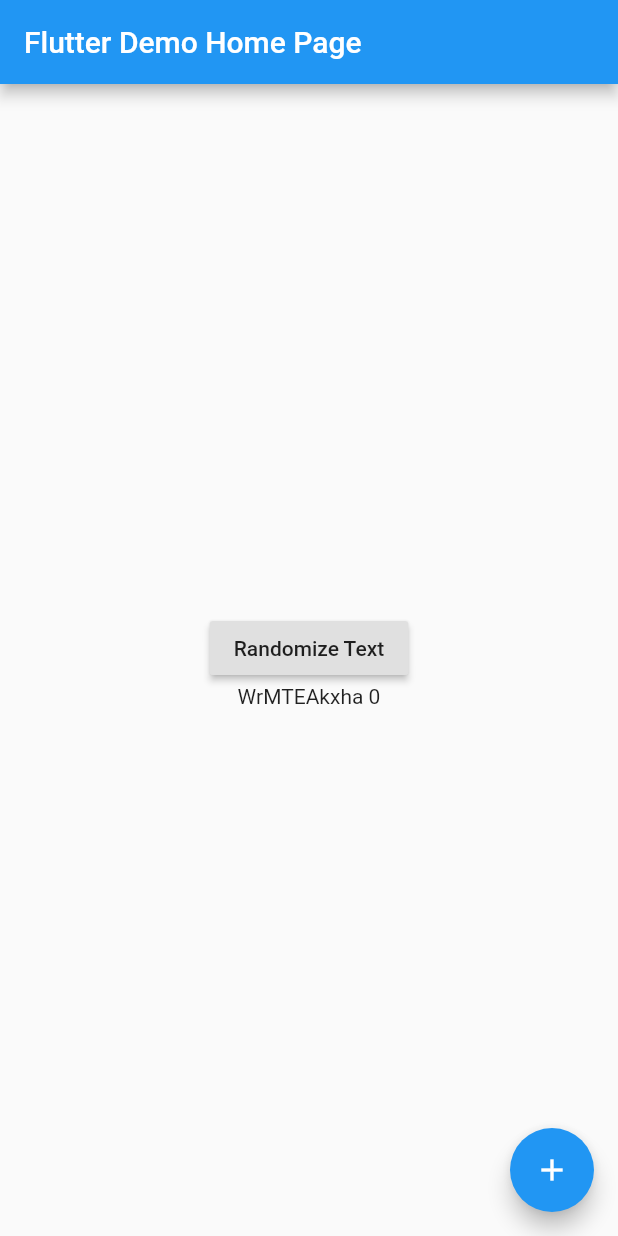
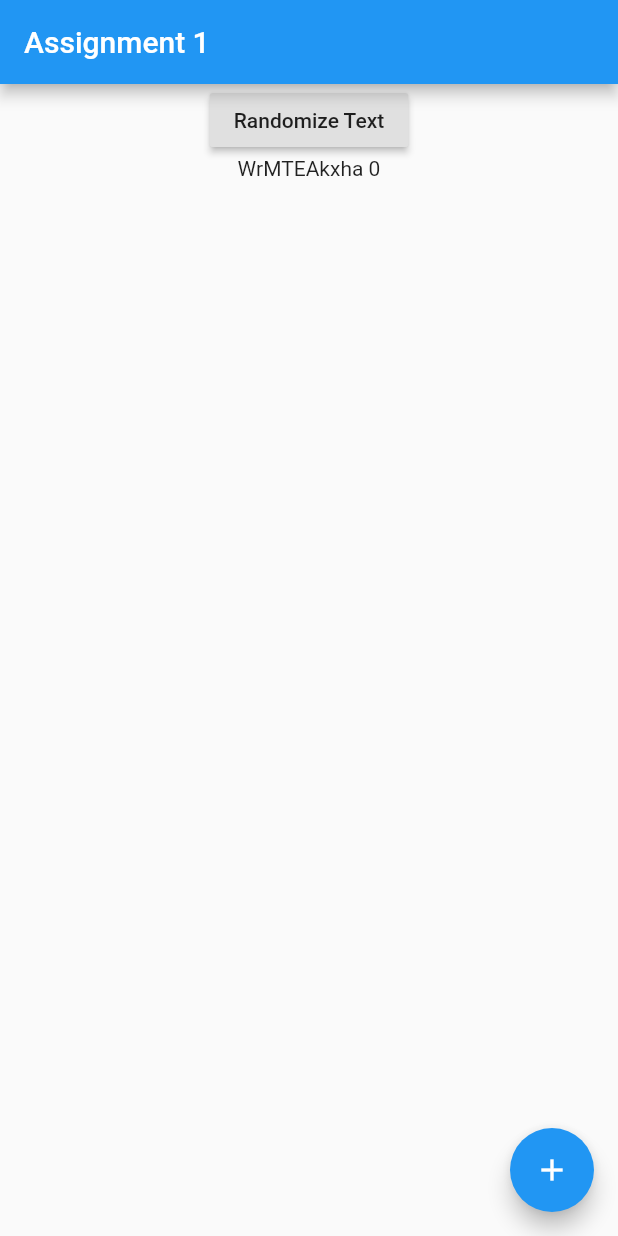
Before and after one commit to kokuraxc/flutter_assignment, a Flutter app: the MyHomePage screen opened directly, after a tap on "Randomize Text", on a phone screen of 412 x 824 dp. Run offline on Flutter 3.47's test engine with Material 2 defaults, Android fonts, the phone set to English and light mode, and no system bars; our stand-ins replace random_string.

Commit message:
seperate the widgets into different files

```diff
--- /dev/null
+++ b/lib/ButtonWidget.dart
@@ -0,0 +1,34 @@
+import 'package:flutter/material.dart';
+import 'package:random_string/random_string.dart';
+import './LabelDisplay.dart';
+
+class TextControl extends StatefulWidget {
+  int _counter = 0;
+  TextControl(this._counter);
+  @override
+  State<StatefulWidget> createState() {
+    return _TextControlState();
+  }
+}
+
+class _TextControlState extends State<TextControl> {
+  String _displayText = '';
+
+  @override
+  Widget build(BuildContext context) {
+    return Column(children: [
+      RaisedButton(
+        onPressed: _randomizeText,
+        child: Text('Randomize Text'),
+      ),
+      LabelDisplay(_displayText + ' ' + widget._counter.toString()),
+    ]);
+    ;
+  }
+
+  void _randomizeText() {
+    setState(() {
+      _displayText = randomAlpha(10);
+    });
+  }
+}
--- /dev/null
+++ b/lib/LabelDisplay.dart
@@ -0,0 +1,12 @@
+import 'package:flutter/material.dart';
+
+class LabelDisplay extends StatelessWidget{
+  final String _text;
+
+  LabelDisplay(this._text);
+
+  @override
+  Widget build(BuildContext context) {
+    return Text(_text);
+  }
+}
--- a/lib/main.dart
+++ b/lib/main.dart
@@ -1,5 +1,5 @@
 import 'package:flutter/material.dart';
-import 'package:random_string/random_string.dart';
+import './ButtonWidget.dart';
 
 void main() => runApp(MyApp());
 
@@ -12,7 +12,7 @@ class MyApp extends StatelessWidget {
       theme: ThemeData(
         primarySwatch: Colors.blue,
       ),
-      home: MyHomePage(title: 'Flutter Demo Home Page'),
+      home: MyHomePage(title: 'Assignment 1'),
     );
   }
 }
@@ -28,7 +28,6 @@ class MyHomePage extends StatefulWidget {
 
 class _MyHomePageState extends State<MyHomePage> {
   int _counter = 0;
-  String _displayText = '';
 
   void _incrementCounter() {
     setState(() {
@@ -43,15 +42,8 @@ class _MyHomePageState extends State<MyHomePage> {
         title: Text(widget.title),
       ),
       body: Center(
-        child: Column(
-          mainAxisAlignment: MainAxisAlignment.center,
-          children: <Widget>[
-            RaisedButton(
-              onPressed: _randomizeText,
-              child: Text('Randomize Text'),
-            ),
-            Text(_displayText + ' ' + _counter.toString()),
-          ],
+        child: Center(
+          child: TextControl(_counter),
         ),
       ),
       floatingActionButton: FloatingActionButton(
@@ -61,10 +53,4 @@ class _MyHomePageState extends State<MyHomePage> {
       ), // This trailing comma makes auto-formatting nicer for build methods.
     );
   }
-
-  void _randomizeText() {
-    setState(() {
-      _displayText = randomAlpha(10);
-    });
-  }
 }
```
